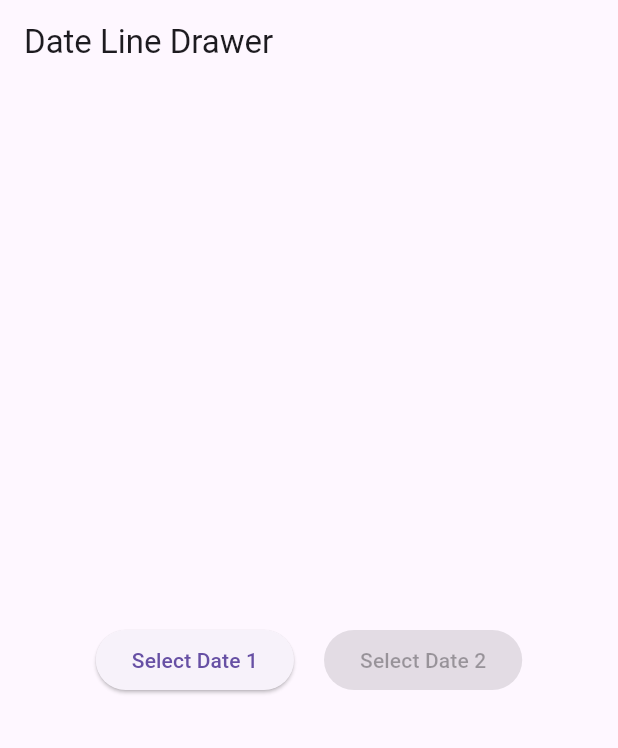
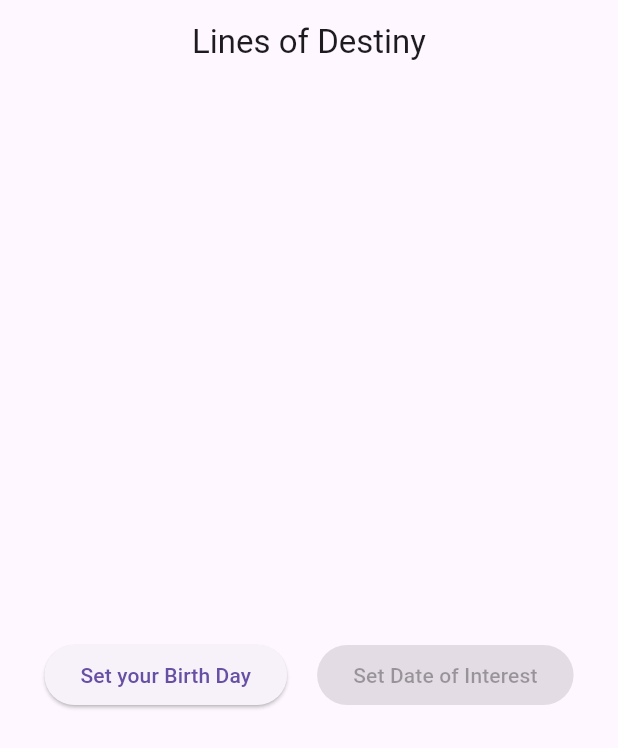
Before and after one commit to howbizarre/date_line_drawer, a Flutter app: the screen it shows after launch, on a phone screen of 412 x 824 dp. Shown: the top 748 px of the screen. Run offline on Flutter 3.47's test engine with Material 3 defaults, Android fonts, the phone set to English and light mode, and no system bars.

Commit message:
feat: Enhance UI with updated labels and title
This commit updates the user interface to improve clarity and aesthetics.

Key changes include:

- Updated the app title from 'Date Line Drawer' to 'Lines of Destiny' and centered it in the AppBar.
- Changed the labels for the date selection buttons to 'Set your Birth Day' and 'Set Date of Interest'.
- Modified the text displaying the result to 'Points of Destiny'.
- Added a SizedBox to create spacing between the title and date selection fields.

feat: Update app title and button labels for improved clarity

```diff
--- a/lib/main.dart
+++ b/lib/main.dart
@@ -11,7 +11,7 @@ class MyApp extends StatelessWidget {
   @override
   Widget build(BuildContext context) {
     return MaterialApp(
-      title: 'Date Line Drawer',
+      title: 'Lines of Destiny',
       theme: ThemeData(
         primarySwatch: Colors.blue,
       ),
@@ -92,26 +92,28 @@ class _MyHomePageState extends State<MyHomePage> with TickerProviderStateMixin {
   Widget build(BuildContext context) {
     return Scaffold(
       appBar: AppBar(
-        title: const Text('Date Line Drawer'),
+        title: const Text('Lines of Destiny'),
+        centerTitle: true,
       ),
       body: Center(
         child: Column(
           mainAxisAlignment: MainAxisAlignment.center,
           children: <Widget>[
+            const SizedBox(height: 20),
             Row(
               mainAxisAlignment: MainAxisAlignment.center,
               children: [
                 ElevatedButton(
                   onPressed: () => _selectDate(context, 1),
                   child: Text(_selectedDate1 == null
-                      ? 'Select Date 1'
+                      ? 'Set your Birth Day'
                       : "${_selectedDate1!.day.toString().padLeft(2, '0')}-${_selectedDate1!.month.toString().padLeft(2, '0')}-${_selectedDate1!.year}"),
                 ),
                 const SizedBox(width: 20),
                 ElevatedButton(
                   onPressed: _selectedDate1 == null ? null : () => _selectDate(context, 2),
                   child: Text(_selectedDate2 == null
-                      ? 'Select Date 2'
+                      ? 'Set Date of Interest'
                       : "${_selectedDate2!.day.toString().padLeft(2, '0')}-${_selectedDate2!.month.toString().padLeft(2, '0')}-${_selectedDate2!.year}"),
                 ),
               ],
@@ -120,7 +122,7 @@ class _MyHomePageState extends State<MyHomePage> with TickerProviderStateMixin {
               Padding(
                 padding: const EdgeInsets.all(20.0),
                 child: Text(
-                  'dateResult: $_dateResult',
+                  'Points of Destiny: $_dateResult',
                   style: Theme.of(context).textTheme.headlineMedium,
                 ),
               ),
```
Also changed, not shown: 1 other file.
